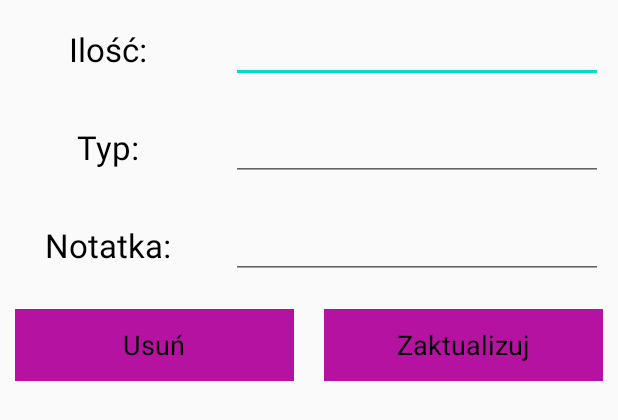
After one commit to pieetrus/Money-Manager, an Android app: the layout update_data_item.xml on its own in the app's theme, with its tools: preview values and no code run, on a phone screen of 412 x 824 dp. The commit adds this screen. Shown: the top 420 px of the screen. Run offline under Robolectric (Android 15) with nearby library versions, the phone set to English and light mode, and no system bars.

Commit message:
Add update and delete dialogs to income and expense fragments

```diff
--- /dev/null
+++ b/app/src/main/res/layout/update_data_item.xml
@@ -0,0 +1,192 @@
+<?xml version="1.0" encoding="utf-8"?>
+<LinearLayout xmlns:android="http://schemas.android.com/apk/res/android"
+    android:layout_width="match_parent"
+    android:layout_height="match_parent"
+    xmlns:app="http://schemas.android.com/apk/res-auto"
+    xmlns:tools="http://schemas.android.com/tools"
+    android:orientation="vertical">
+
+    <ScrollView
+        android:layout_width="match_parent"
+        android:layout_height="wrap_content"
+        app:elevation="10dp">
+
+        <LinearLayout
+            android:layout_width="match_parent"
+            android:layout_height="wrap_content"
+            android:orientation="vertical">
+
+            <LinearLayout
+                android:layout_width="match_parent"
+                android:layout_height="wrap_content"
+                android:orientation="horizontal"
+                android:baselineAligned="false">
+
+                <RelativeLayout
+                    android:layout_width="0dp"
+                    android:layout_height="match_parent"
+                    android:gravity="center"
+                    android:layout_weight="1"
+                    android:layout_margin="10dp">
+
+                    <TextView
+                        android:layout_width="wrap_content"
+                        android:layout_height="wrap_content"
+                        android:textAppearance="?android:textAppearanceLarge"
+                        android:textColor="@android:color/black"
+                        android:text="@string/amount"/>
+                </RelativeLayout>
+
+                <RelativeLayout
+                    android:layout_width="0dp"
+                    android:layout_height="wrap_content"
+                    android:gravity="center"
+                    android:layout_weight="2"
+                    android:layout_margin="10dp">
+
+                    <EditText
+                        android:layout_width="match_parent"
+                        android:layout_height="wrap_content"
+                        android:id="@+id/et_upd_amount"
+                        android:textColor="@android:color/black"
+                        android:autofillHints=""
+                        android:inputType="number" />
+                </RelativeLayout>
+
+
+
+            </LinearLayout>
+            <LinearLayout
+                android:layout_width="match_parent"
+                android:layout_height="wrap_content"
+                android:orientation="horizontal"
+                android:baselineAligned="false">
+
+                <RelativeLayout
+                    android:layout_width="0dp"
+                    android:layout_height="match_parent"
+                    android:gravity="center"
+                    android:layout_weight="1"
+                    android:layout_margin="10dp">
+
+                    <TextView
+                        android:layout_width="wrap_content"
+                        android:layout_height="wrap_content"
+                        android:textAppearance="?android:textAppearanceLarge"
+                        android:textColor="@android:color/black"
+                        android:text="@string/type"/>
+                </RelativeLayout>
+
+                <RelativeLayout
+                    android:layout_width="0dp"
+                    android:layout_height="wrap_content"
+                    android:gravity="center"
+                    android:layout_weight="2"
+                    android:layout_margin="10dp">
+
+                    <EditText
+                        android:layout_width="match_parent"
+                        android:layout_height="wrap_content"
+                        android:id="@+id/et_upd_type"
+                        android:textColor="@android:color/black"
+                        android:autofillHints=""
+                        android:inputType="text" />
+                </RelativeLayout>
+
+
+
+            </LinearLayout>
+            <LinearLayout
+                android:layout_width="match_parent"
+                android:layout_height="wrap_content"
+                android:orientation="horizontal"
+                android:baselineAligned="false">
+
+                <RelativeLayout
+                    android:layout_width="0dp"
+                    android:layout_height="match_parent"
+                    android:gravity="center"
+                    android:layout_weight="1"
+                    android:layout_margin="10dp">
+
+                    <TextView
+                        android:layout_width="wrap_content"
+                        android:layout_height="wrap_content"
+                        android:textAppearance="?android:textAppearanceLarge"
+                        android:textColor="@android:color/black"
+                        android:text="@string/note"/>
+                </RelativeLayout>
+
+                <RelativeLayout
+                    android:layout_width="0dp"
+                    android:layout_height="wrap_content"
+                    android:gravity="center"
+                    android:layout_weight="2"
+                    android:layout_margin="10dp">
+
+                    <EditText
+                        android:layout_width="match_parent"
+                        android:layout_height="wrap_content"
+                        android:id="@+id/et_upd_note"
+                        android:textColor="@android:color/black"
+                        android:autofillHints=""
+                        android:inputType="text" />
+                </RelativeLayout>
+
+
+
+            </LinearLayout>
+            <LinearLayout
+                android:layout_width="match_parent"
+                android:layout_height="wrap_content"
+                android:orientation="horizontal"
+                android:baselineAligned="false">
+
+                <RelativeLayout
+                    android:layout_width="0dp"
+                    android:layout_height="match_parent"
+                    android:gravity="center"
+                    android:layout_weight="1"
+                    android:layout_margin="10dp">
+
+                    <Button
+                        android:layout_width="match_parent"
+                        android:layout_height="wrap_content"
+                        android:id="@+id/btn_upd_delete"
+                        android:textColor="@android:color/black"
+                        android:textAppearance="?android:textAppearanceMedium"
+                        android:background="@color/nav_header"
+                        android:text="@string/delete"/>
+
+                </RelativeLayout>
+
+                <RelativeLayout
+                    android:layout_width="0dp"
+                    android:layout_height="match_parent"
+                    android:gravity="center"
+                    android:layout_weight="1"
+                    android:layout_margin="10dp">
+
+                    <Button
+                        android:layout_width="match_parent"
+                        android:layout_height="wrap_content"
+                        android:id="@+id/btn_upd_update"
+                        android:textColor="@android:color/black"
+                        android:textAppearance="?android:textAppearanceMedium"
+                        android:background="@color/nav_header"
+                        android:text="@string/update"/>
+
+                </RelativeLayout>
+
+
+
+
+            </LinearLayout>
+
+
+        </LinearLayout>
+
+
+    </ScrollView>
+
+</LinearLayout>
--- a/app/src/main/res/values/strings.xml
+++ b/app/src/main/res/values/strings.xml
@@ -22,5 +22,7 @@
     <string name="note">Notatka:</string>
     <string name="cancel">Anuluj</string>
     <string name="save">Zapisz</string>
+    <string name="delete">Usuń</string>
+    <string name="update">Zaktualizuj</string>
 
 </resources>
```
Also changed, not shown: app/src/main/java/com/example/moneymanager/ExpenseFragment.java (+85 -4 lines), app/src/main/java/com/example/moneymanager/IncomeFragment.java (+88 -1 lines).
